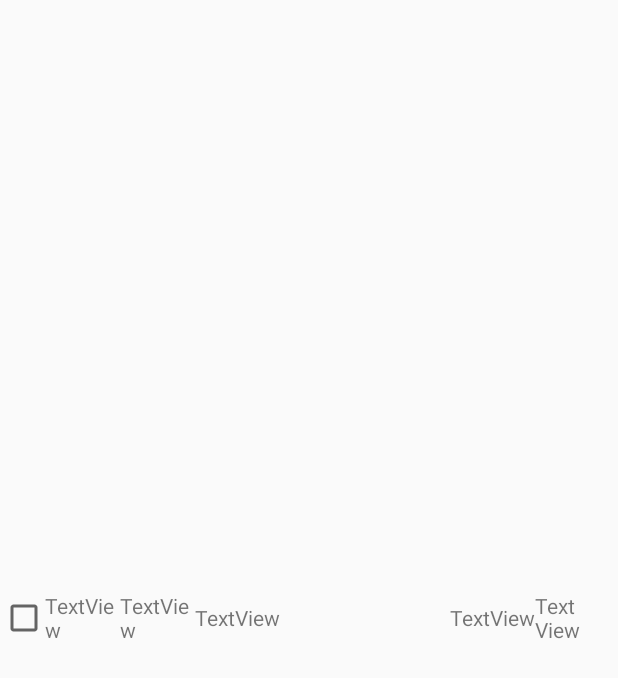
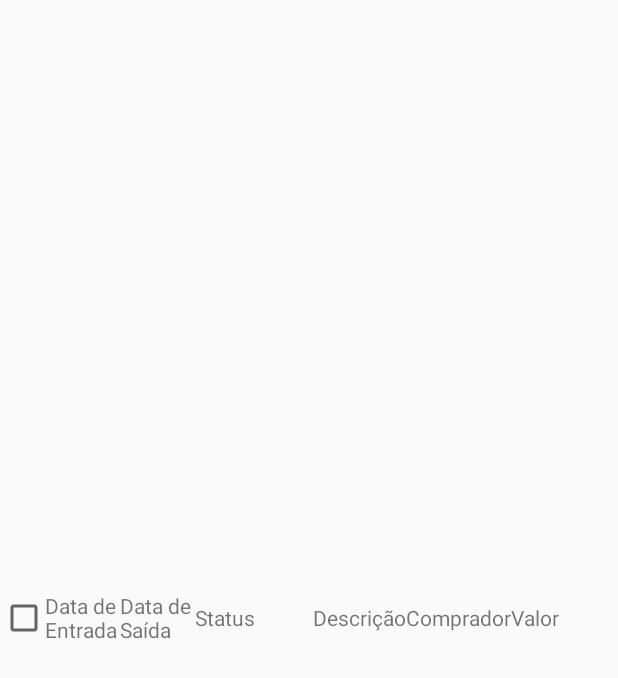
Before and after one commit to ErikNisiStein/LittleLeg, an Android app: the layout modelo.xml on its own in the app's theme, with its tools: preview values and no code run, on a phone screen of 412 x 824 dp. Shown: the top 678 px of the screen. Run offline under Robolectric (Android 15) with nearby library versions, the phone set to English and light mode, and no system bars.

```diff
--- a/app/src/main/res/layout/modelo.xml
+++ b/app/src/main/res/layout/modelo.xml
@@ -6,7 +6,7 @@
     android:orientation="horizontal">
 
     <CheckBox
-        android:id="@+id/checkBox2"
+        android:id="@+id/controle"
         android:layout_width="30dp"
         android:layout_height="wrap_content" />
 
@@ -14,29 +14,38 @@
         android:id="@+id/dEntrada"
         android:layout_width="50dp"
         android:layout_height="wrap_content"
-        android:text="TextView" />
+        android:text="Data de Entrada" />
 
     <TextView
         android:id="@+id/dSaida"
         android:layout_width="50dp"
         android:layout_height="wrap_content"
-        android:text="TextView" />
+        android:text="Data de Saída" />
+
+    <TextView
+        android:id="@+id/status"
+        android:layout_width="wrap_content"
+        android:layout_height="wrap_content"
+        android:layout_weight="1"
+        android:text="Status" />
 
     <TextView
         android:id="@+id/descricao"
-        android:layout_width="170dp"
+        android:layout_width="wrap_content"
         android:layout_height="wrap_content"
-        android:text="TextView" />
+        android:text="Descrição" />
 
     <TextView
         android:id="@+id/comprador"
         android:layout_width="wrap_content"
         android:layout_height="wrap_content"
-        android:text="TextView" />
+        android:text="Comprador" />
 
     <TextView
-        android:id="@+id/quantidade"
-        android:layout_width="30dp"
+        android:id="@+id/valor"
+        android:layout_width="wrap_content"
         android:layout_height="wrap_content"
-        android:text="TextView" />
+        android:layout_weight="1"
+        android:text="Valor" />
+
 </LinearLayout>
```
